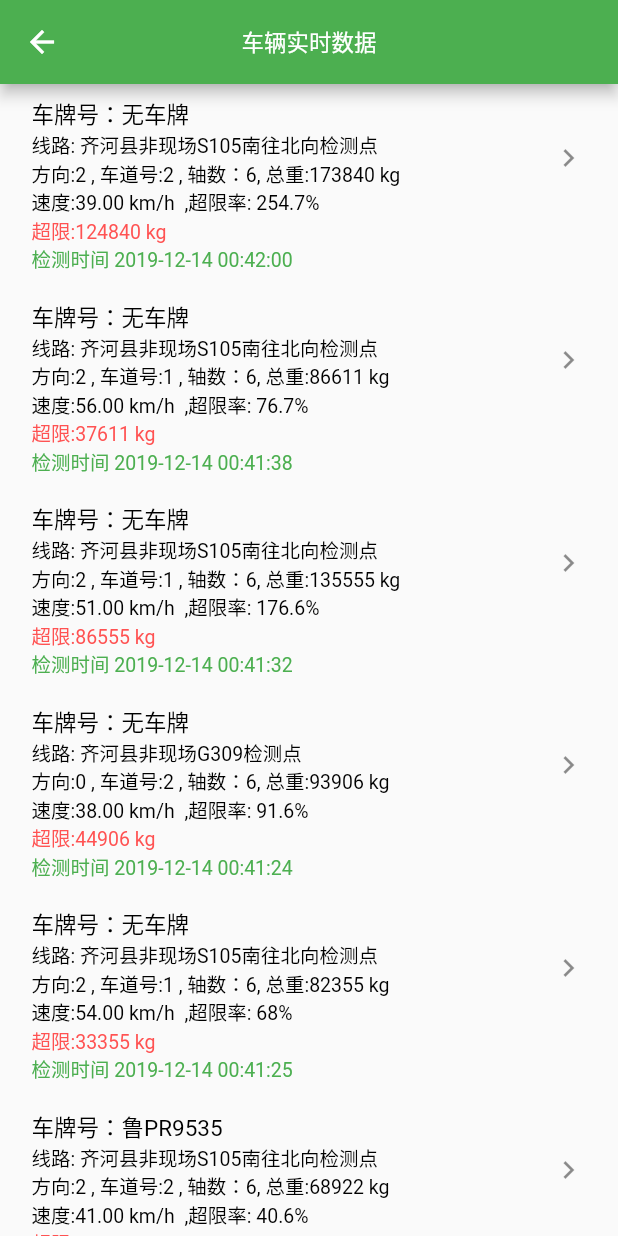
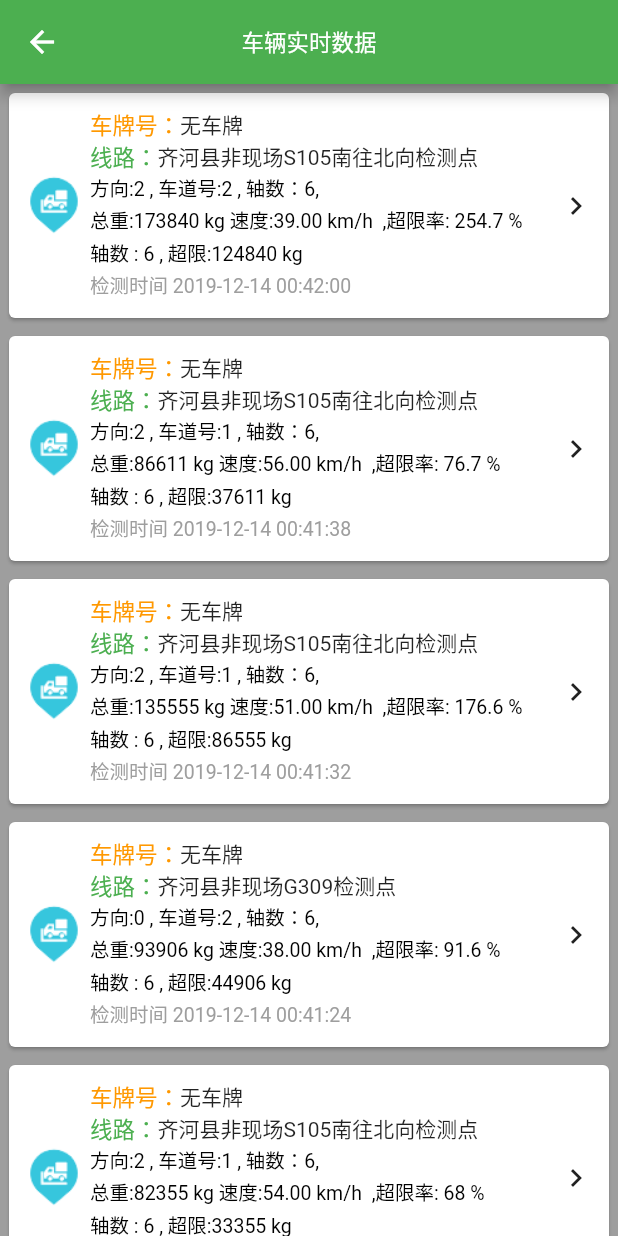
Before and after one commit to yichuancq/flutter_truck_app, a Flutter app: the TruckInfoListPage screen opened directly, on a phone screen of 412 x 824 dp. Run offline on Flutter 3.47's test engine with Material 2 defaults, Android fonts, the phone set to English and light mode, and no system bars; our stand-ins replace flutter_easyrefresh, flutter_swiper; missing offline and left inert: amap_base_map, dart:ffi, marquee_flutter; statements that could not run were skipped.

Commit message:
fix 检测列表的样式布局

```diff
--- a/lib/truck/truckInfoList.dart
+++ b/lib/truck/truckInfoList.dart
@@ -51,49 +51,165 @@ class TruckInfoListPageState extends State<TruckInfoListPage> {
     });
   }
 
-  //构造item
-  Widget buildRow(final int position) {
+  Widget buildRows(final int position) {
     Rows dto = _truckList[position];
+    var row = Container(
+      margin: EdgeInsets.all(10.0), // 边界
+//      padding: EdgeInsets.all(1.0), // 填充
+      child: Row(
+        children: <Widget>[
+          ClipRRect(
+            borderRadius: BorderRadius.circular(2.0),
+            child: Image.asset(
+              "assets/image/check_station.png",
+              width: 40,
+              height: 40,
+              fit: BoxFit.fill,
+            ),
+          ),
+          Expanded(
+            //设置弹性系数
+//            flex: 1,
+            child: Container(
+                margin: EdgeInsets.only(left: 4.0, right: 4.0),
+//            color: Colors.red,
+                height: 130.0,
+                child: Column(
+//                  // 从左到右
+                    crossAxisAlignment: CrossAxisAlignment.start,
+                    children: <Widget>[
+                      //内
+                      Expanded(
+                        flex: 1,
+                        child: Container(
+                          child: new Row(
+                              // 对齐方式
+                              mainAxisAlignment: MainAxisAlignment.start,
+                              children: <Widget>[
+                                Text("车牌号：",
+                                    style: TextStyle(
+                                        color: Colors.orange,
+                                        fontWeight: FontWeight.normal,
+                                        fontSize: 15.0)),
+                                Text("${dto.cPH}"),
+                                // myDegreeText(stationDto.degree),
+                              ]),
+                        ),
+                      ),
+                      //内嵌布局
+                      Expanded(
+                        flex: 1,
+                        child: Container(
+                          child: Row(
+                              // 从左到右
+                              mainAxisAlignment: MainAxisAlignment.start,
+                              children: <Widget>[
+                                Text("线路：",
+                                    style: TextStyle(
+                                        color: Colors.green,
+                                        fontWeight: FontWeight.normal,
+                                        fontSize: 15.0)),
+                                Text("${dto.dDN}"),
+                              ]),
+                        ),
+                      ),
+                      Expanded(
+                        flex: 1,
+                        child: Container(
+                          //线路code和名称
+                          child: Text(
+                              "方向:${dto.fX} , 车道号:${dto.cD} , 轴数：${dto.zS},",
+                              style:
+                                  TextStyle(color: Colors.black, fontSize: 13),
+                              softWrap: false, //文本是否能换行
+                              maxLines: 4),
+                        ),
+                      ),
+                      Expanded(
+                        flex: 1,
+                        child: Text(
+                            "总重:${dto.zZ} kg 速度:${dto.sD} km/h  ,超限率: ${dto.cXL} %",
+                            style: TextStyle(color: Colors.black, fontSize: 13)),
+                      ),
 
-    ///ListTile布局
-    return new ListTile(
-      onTap: () {},
-      // leading: Icon(Icons.directions_bus),
-      title: Text("车牌号：${dto.cPH}",
-          style: TextStyle(color: Colors.black, fontSize: 15)),
-      // 自定义样式
-      subtitle: Column(
-        mainAxisAlignment: MainAxisAlignment.start,
-        crossAxisAlignment: CrossAxisAlignment.start,
-        children: <Widget>[
-          Text("线路: ${dto.dDN}",
-              style: TextStyle(color: Colors.black, fontSize: 13)),
-          //方向
-          Text(
-              "方向:${dto.fX} , 车道号:${dto.cD} , 轴数：${dto.zS}, 总重:${dto.zZ} kg"
-              " \r\n速度:${dto.sD} km/h  ,超限率: ${dto.cXL}%",
-              style: TextStyle(color: Colors.black, fontSize: 13)),
-          //车道号
-          // Text("车道号:${dto.cD}", style: TextStyle(color: Colors.black, fontSize: 13)),
-          Text("超限:${dto.cX} kg",
-              style: TextStyle(color: Colors.redAccent, fontSize: 13)),
-          Text("检测时间 ${dto.jCSJ}",
-              style: TextStyle(color: Colors.green, fontSize: 13)),
+                      Expanded(
+                        flex: 1,
+                        child: Text("轴数 : ${dto.zS} , 超限:${dto.cX} kg",
+                            style: TextStyle(color: Colors.black, fontSize: 13)),
+                      ),
+                      Expanded(
+                        flex: 1,
+                        child: Text("检测时间 ${dto.jCSJ}",
+                            style: TextStyle(color: Colors.grey, fontSize: 13)),
+                      ),
+                    ])),
+          ),
+          // 向右到箭头
+          new Icon(Icons.navigate_next),
         ],
       ),
-      //
-      trailing: new Column(children: <Widget>[
-        Expanded(
-          child: new Container(child: new Icon(Icons.navigate_next)),
-        ),
-      ]),
+    );
+
+    return GestureDetector(
+      onTap: () {
+        // StationDto stationDto = stationList[position];
+        //print("att -->${stationDto.target}");
+        //监听点击事件
+        print("click item index=$position");
+        //跳转到详情页面
+        //doNavigator(stationDto);
+      },
+      child: new Card(
+        child: row,
+      ),
     );
   }
+
+  //构造item
+//  Widget buildRow(final int position) {
+//    Rows dto = _truckList[position];
+//
+//    ///ListTile布局
+//    return new ListTile(
+//      onTap: () {},
+//      // leading: Icon(Icons.directions_bus),
+//      title: Text("车牌号：${dto.cPH}",
+//          style: TextStyle(color: Colors.black, fontSize: 15)),
+//      // 自定义样式
+//      subtitle: Column(
+//        mainAxisAlignment: MainAxisAlignment.start,
+//        crossAxisAlignment: CrossAxisAlignment.start,
+//        children: <Widget>[
+//          Text("线路: ${dto.dDN}",
+//              style: TextStyle(color: Colors.black, fontSize: 13)),
+//          //方向
+//          Text(
+//              "方向:${dto.fX} , 车道号:${dto.cD} , 轴数：${dto.zS}, 总重:${dto.zZ} kg"
+//              " \r\n速度:${dto.sD} km/h  ,超限率: ${dto.cXL}%",
+//              style: TextStyle(color: Colors.black, fontSize: 13)),
+//          //车道号
+//          // Text("车道号:${dto.cD}", style: TextStyle(color: Colors.black, fontSize: 13)),
+//          Text("超限:${dto.cX} kg",
+//              style: TextStyle(color: Colors.redAccent, fontSize: 13)),
+//          Text("检测时间 ${dto.jCSJ}",
+//              style: TextStyle(color: Colors.green, fontSize: 13)),
+//        ],
+//      ),
+//      //
+//      trailing: new Column(children: <Widget>[
+//        Expanded(
+//          child: new Container(child: new Icon(Icons.navigate_next)),
+//        ),
+//      ]),
+//    );
+//  }
 
   //构造数据
   getRowData(int position) {
     return GestureDetector(
-      child: Padding(padding: EdgeInsets.all(5.0), child: buildRow(position)),
+      //buildRows
+//      child: Padding(padding: EdgeInsets.all(5.0), child: buildRow(position)),
+      child: Padding(padding: EdgeInsets.all(2.0), child: buildRows(position)),
     );
   }
 
@@ -124,6 +240,7 @@ class TruckInfoListPageState extends State<TruckInfoListPage> {
   @override
   Widget build(BuildContext context) {
     return Scaffold(
+      backgroundColor: Colors.grey,
       appBar: AppBar(
         centerTitle: true,
         title: Text("车辆实时数据", style: TextStyle(fontSize: 15)),
```
